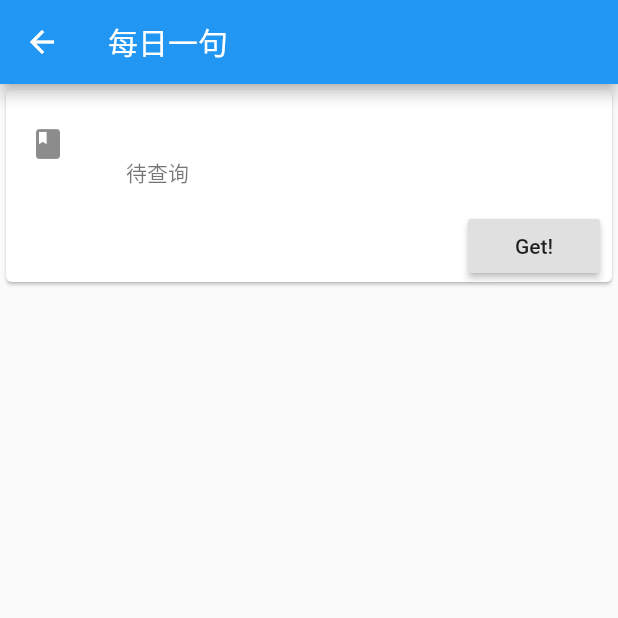
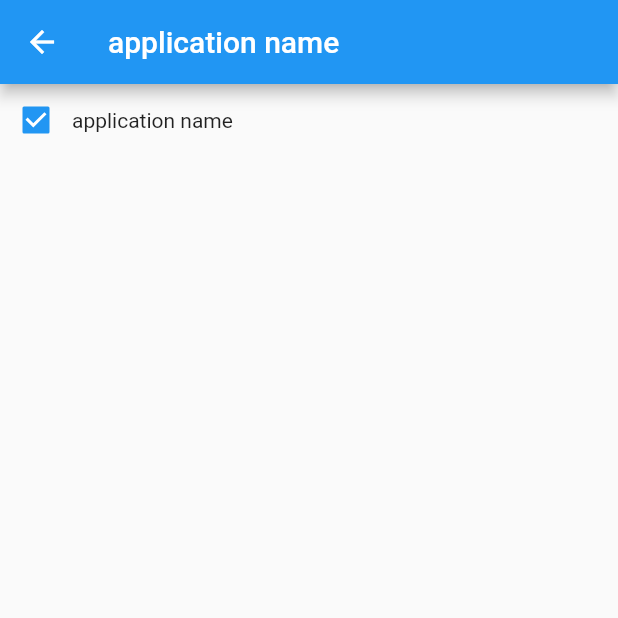
Before and after one commit to couriourc/flutter_flipclock, a Flutter app: the HomeDetailPage screen opened by its route, on a phone screen of 412 x 824 dp, the top half of it. Run offline on Flutter 3.47's test engine with Material 2 defaults, Android fonts, the phone set to English and light mode, and no system bars; drawn by our look-alikes of flutter_html; our stand-ins replace dio, fluro, get, shelf, shelf_proxy.

```diff
--- a/lib/pages/home.dart
+++ b/lib/pages/home.dart
@@ -1,56 +1,71 @@
 import 'package:flutter/material.dart';
-import 'package:flipclock/http/test.dart';
 import 'package:flipclock/store/store.dart';
-import 'package:flutter_html/flutter_html.dart';
 import 'package:get/get.dart';
 
 class HomeDetailPage extends StatelessWidget {
+  const HomeDetailPage({Key? key}) : super(key: key);
+
   @override
   Widget build(BuildContext context) {
-    SentenceController sentences = Get.put(SentenceController());
 
     return Scaffold(
       appBar: AppBar(
-        title: const Text("每日一句"),
+        title: Text("application_name".tr),
       ),
       body: SizedBox(
           width: context.mediaQuerySize.width,
           height: 120,
+          child: IntrinsicHeight(
+
             child: Column(
               children: [
-              Card(
-                child: Column(
-                  mainAxisSize: MainAxisSize.min,
+                MergeSemantics(
+                  child: Row(
                     children: <Widget>[
-                    const SizedBox(height: 8),
-                    ListTile(
-                      leading: const Icon(Icons.book),
-                      title: null,
-                      subtitle: Obx(
-                        () => Html(
-                          data: '${sentences.sentence}',
+                      Checkbox(
+                        value: true,
+                        onChanged: (bool? value) {},
                       ),
-                      ),
-                    ),
-                    Row(
-                      mainAxisAlignment: MainAxisAlignment.end,
-                      children: <Widget>[
-                        const SizedBox(width: 8),
-                        RaisedButton(
-                          child: const Text('Get!'),
-                          onPressed: () async {
-                            final data = await getOneSentence();
-                            debugPrint(data);
-                            sentences.updateSentence(data);
-                          },
-                        ),
-                        const SizedBox(width: 8),
+                      Text('application_name'.tr)
                     ],
                   ),
+                )
               ],
             ),
-              ),
-            ],
+            // child: [
+            //   // Card(
+            //   //   child: Column(
+            //   //     mainAxisSize: MainAxisSize.min,
+            //   //     children: <Widget>[
+            //   //       const SizedBox(height: 8),
+            //   //       ListTile(
+            //   //         leading: const Icon(Icons.book),
+            //   //         title: null,
+            //   //         subtitle: Obx(
+            //   //           () => Html(
+            //   //             data: '${sentences.sentence}',
+            //   //           ),
+            //   //         ),
+            //   //       ),
+            //   //       Row(
+            //   //         mainAxisAlignment: MainAxisAlignment.end,
+            //   //         children: <Widget>[
+            //   //           const SizedBox(width: 8),
+            //   //           RaisedButton(
+            //   //             child: const Text('Get!'),
+            //   //             onPressed: () async {
+            //   //               final data = await getOneSentence();
+            //   //               debugPrint(data);
+            //   //               sentences.updateSentence(data);
+            //   //             },
+            //   //           ),
+            //   //           const SizedBox(width: 8),
+            //   //         ],
+            //   //       ),
+            //   //     ],
+            //   //   ),
+            //   // ),
+            // ],
           )),
     );
   }
--- a/lib/pages/pages.dart
+++ b/lib/pages/pages.dart
@@ -2,11 +2,12 @@ import 'package:fluro/fluro.dart';
 import 'package:flutter/cupertino.dart';
 
 import 'home.dart';
+export 'home.dart';
 
 // var homeHandler = ;
 
 void defineRoutes(FluroRouter router) {
-  router.define('/home', handler: Handler(
+  router.define('/', handler: Handler(
       handlerFunc: (BuildContext? context, Map<String, dynamic> params) {
     return HomeDetailPage();
   }));
```
Also changed, not shown: lib/locale/locale.dart (added, +19 -0 lines), lib/main.dart (+15 -26 lines), 2 other files. Lines whose indentation alone changed are shown as unchanged.
